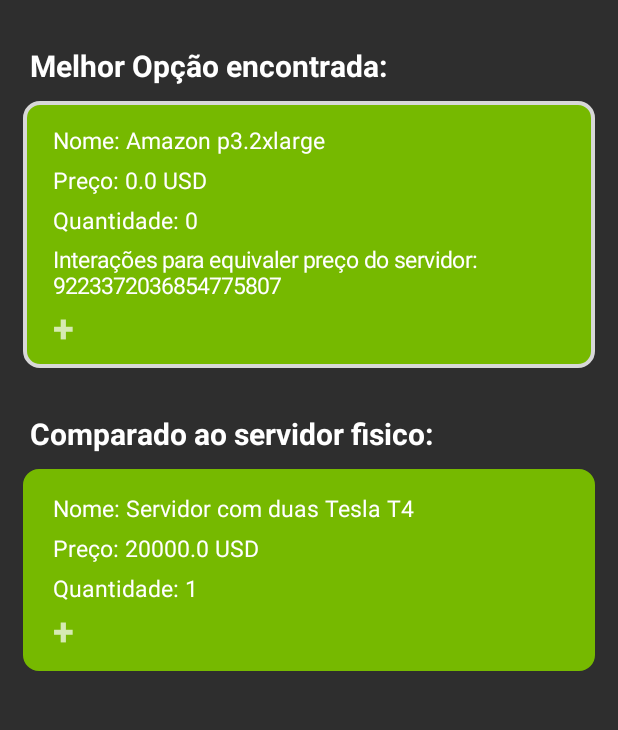
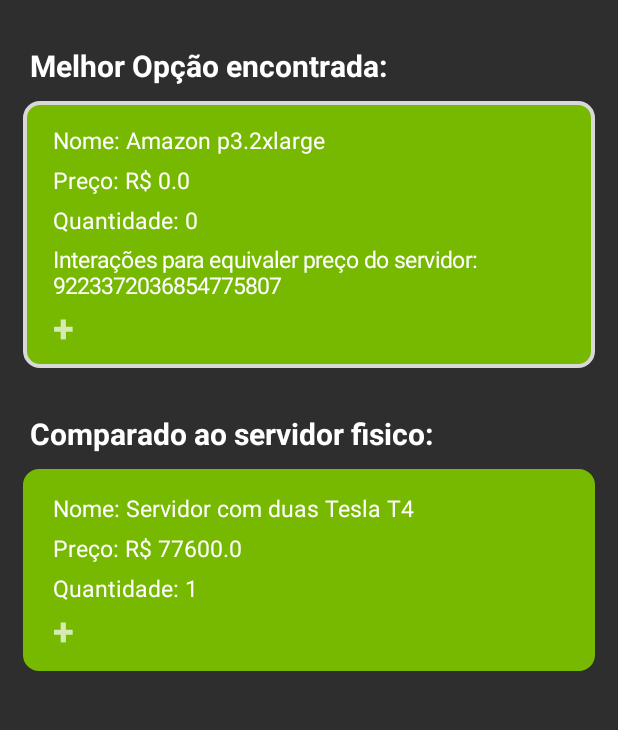
Before and after one commit to pedr0luiz/desagil-projeto2-grupo2-nvidia, an Android app: the ResultsActivity screen opened directly, with no data from a screen before it, on a phone screen of 412 x 824 dp, the part 106-836 px from its top. Run offline under Robolectric (Android 15) with nearby library versions, the phone set to English and light mode, and no system bars; 1 statement that could not run was skipped.

Commit message:
fix real

```diff
--- a/projeto2Nvidia/app/src/main/java/br/insper/edu/al/gabrielfz/projeto2nvidia/Predictor.java
+++ b/projeto2Nvidia/app/src/main/java/br/insper/edu/al/gabrielfz/projeto2nvidia/Predictor.java
@@ -5,10 +5,8 @@ import android.os.AsyncTask;
 import java.io.BufferedReader;
 import java.io.IOException;
 import java.io.InputStreamReader;
-import java.net.HttpURLConnection;
-import java.net.URL;
 
-public class Predictor extends AsyncTask<String, Integer, Long> {
+public class Predictor {
     private final int scientistsNumber;
     private final String dataType;
     private final int Projects;
@@ -28,6 +26,7 @@ public class Predictor extends AsyncTask<String, Integer, Long> {
     private final PhysicalServer eightupleV100;
 
     public Predictor(int time, int applications, int scientistsNumber, String dataType, int Projects, double dataSetSize, String usageType){
+        double dolar = 3.88;
         this.time = time;
         this.applications = applications;
         this.scientistsNumber = scientistsNumber;
@@ -36,21 +35,21 @@ public class Predictor extends AsyncTask<String, Integer, Long> {
         this.dataSetSize = dataSetSize;
         this.usageType = usageType;
         this.p32Large = new CloudServer("Amazon p3.2xlarge",1,false,16,8,61,
-                10,1.5,3.06, scientistsNumber, time*30*16);
+                10,1.5,3.06*dolar, scientistsNumber, time*30*16);
 
         this.p38Large = new CloudServer("Amazon p3.8xlarge", 4, true, 64,	32,
-                244,	10,	7,12.24, 1, time*30*16);
+                244,	10,	7,12.24*dolar, 1, time*30*16);
 
         this.p316Large = new CloudServer("Amazon p3.16xlarge",8,true,128,64,488,
-                25,14,24.48, 1, time*30*16);
+                25,14,24.48*dolar, 1, time*30*16);
 
-        this.Geforce2080 = new PhysicalServer("Geforce 2080TI",11, 1870, scientistsNumber, 1);
-        this.Titan = new PhysicalServer("Workstation Titan",24, 12000, scientistsNumber, 1);
-        this.doubleT4 = new PhysicalServer("Servidor com duas Tesla T4",32, 20000, 1, 2);
-        this.quadrupleT4 = new PhysicalServer("Servidor com quatro Tesla T4",64, 25000, 1, 4);
+        this.Geforce2080 = new PhysicalServer("Geforce 2080TI",11, 1870*dolar, scientistsNumber, 1);
+        this.Titan = new PhysicalServer("Workstation Titan",24, 12000*dolar, scientistsNumber, 1);
+        this.doubleT4 = new PhysicalServer("Servidor com duas Tesla T4",32, 20000*dolar, 1, 2);
+        this.quadrupleT4 = new PhysicalServer("Servidor com quatro Tesla T4",64, 25000*dolar, 1, 4);
         this.doubleRTX = new PhysicalServer("Servidor com duas RTX 6000",48, 42000, 1, 2);
-        this.quadrupleV100 = new PhysicalServer("Servidor DGX com 4 Tesla V100",128, 65000, 1, 4);
-        this.eightupleV100 = new PhysicalServer("Servidor DGX-1 com 8 Tesla V100",256, 211000, 1, 8);
+        this.quadrupleV100 = new PhysicalServer("Servidor DGX com 4 Tesla V100",128, 65000*dolar, 1, 4);
+        this.eightupleV100 = new PhysicalServer("Servidor DGX-1 com 8 Tesla V100",256, 211000*dolar, 1, 8);
     }
 
 //    CloudServer p324Large = new CloudServer("p3dn.24xlarge",8,true,256,96,
@@ -108,26 +107,26 @@ public class Predictor extends AsyncTask<String, Integer, Long> {
             return this.predictCloud();
         }
     }
-    @Override
-    public Long doInBackground(String... params){
-        try {
-            System.out.println("RODEI");
-            URL url = new URL("https://olinda.bcb.gov.br/olinda/servico/PTAX/versao/v1/odata/CotacaoDolarDia(dataCotacao=@dataCotacao)?@dataCotacao='06-05-2019'&$top=1&$format=text/csv");
-            HttpURLConnection con = (HttpURLConnection) url.openConnection();
-            con.setRequestMethod("GET");
-            BufferedReader in = new BufferedReader(new InputStreamReader(con.getInputStream()));
-            String inputLine;
-            StringBuffer content = new StringBuffer();
-            while ((inputLine = in.readLine()) != null) {
-                content.append(inputLine);
-            }
-            System.out.println(content);
-            in.close();
-        } catch(IOException e){
-            System.out.println("ERROR");
-        }
-        long someLong = (long) 0.1;
-        return someLong;
-    }
+//    @Override
+//    public Long doInBackground(String... params){
+//        try {
+//            System.out.println("RODEI");
+//            URL url = new URL("https://olinda.bcb.gov.br/olinda/servico/PTAX/versao/v1/odata/CotacaoDolarDia(dataCotacao=@dataCotacao)?@dataCotacao='06-05-2019'&$top=1&$format=text/csv");
+//            HttpURLConnection con = (HttpURLConnection) url.openConnection();
+//            con.setRequestMethod("GET");
+//            BufferedReader in = new BufferedReader(new InputStreamReader(con.getInputStream()));
+//            String inputLine;
+//            StringBuffer content = new StringBuffer();
+//            while ((inputLine = in.readLine()) != null) {
+//                content.append(inputLine);
+//            }
+//            System.out.println(content);
+//            in.close();
+//        } catch(IOException e){
+//            System.out.println("ERROR");
+//        }
+//        long someLong = (long) 0.1;
+//        return someLong;
+//    }
 
 }
--- a/projeto2Nvidia/app/src/main/java/br/insper/edu/al/gabrielfz/projeto2nvidia/ResultsActivity.java
+++ b/projeto2Nvidia/app/src/main/java/br/insper/edu/al/gabrielfz/projeto2nvidia/ResultsActivity.java
@@ -40,7 +40,7 @@ public class ResultsActivity extends AppCompatActivity {
         TextView bestOptionView = findViewById(R.id.bestOption);
         bestOptionView.setText("Nome: "+predictor.bestSolution().getName());
         TextView bestOptionPriceView = findViewById(R.id.bestOptionPrice);
-        bestOptionPriceView.setText("Preço: " + String.valueOf(predictor.bestSolution().getPrice())+" USD");
+        bestOptionPriceView.setText("Preço: R$ " + String.valueOf(predictor.bestSolution().getPrice()));
         TextView bestOptionQuantity = findViewById(R.id.bestOptionQuantity);
         bestOptionQuantity.setText("Quantidade: "+  predictor.bestSolution().getQuantity());
         LinearLayout linearLayBestOption = findViewById(R.id.linearLay1);
@@ -65,14 +65,14 @@ public class ResultsActivity extends AppCompatActivity {
         if(predictor.bestSolution().getName().equals(predictor.predictCloud().getName())){
             compareTitleView.setText("Comparado ao servidor fisico:");
             compareNameView.setText("Nome: "+predictor.predictServer().getName());
-            comparePriceView.setText("Preço: "+String.valueOf(predictor.predictServer().getPrice())+" USD");
+            comparePriceView.setText("Preço: R$ "+String.valueOf(predictor.predictServer().getPrice()));
             compareQuantityView.setText("Quantidade: "+predictor.predictServer().getQuantity());
 
         }
         else{
             compareTitleView.setText("Comparado ao cloud:");
             compareNameView.setText("Nome: "+predictor.predictCloud().getName());
-            comparePriceView.setText("Preço: "+String.valueOf(predictor.predictCloud().getPrice())+" USD");
+            comparePriceView.setText("Preço: R$"+String.valueOf(predictor.predictCloud().getPrice()));
             compareQuantityView.setText("Quantidade: "+String.valueOf(predictor.predictCloud().getQuantity()));
         }
         TextView maisDetalhes = findViewById(R.id.maisDetalhes);
--- a/projeto2Nvidia/app/src/main/java/br/insper/edu/al/gabrielfz/projeto2nvidia/Server.java
+++ b/projeto2Nvidia/app/src/main/java/br/insper/edu/al/gabrielfz/projeto2nvidia/Server.java
@@ -15,7 +15,7 @@ public abstract class Server {
         this.name = name;
         this.gpuMemory = gpuMemory;
         this.quantity = quantity;
-        this.price = price*quantity;
+        this.price = Math.round(price*quantity);
         this.gpuNumber = gpuNumber;
     }
 
```
